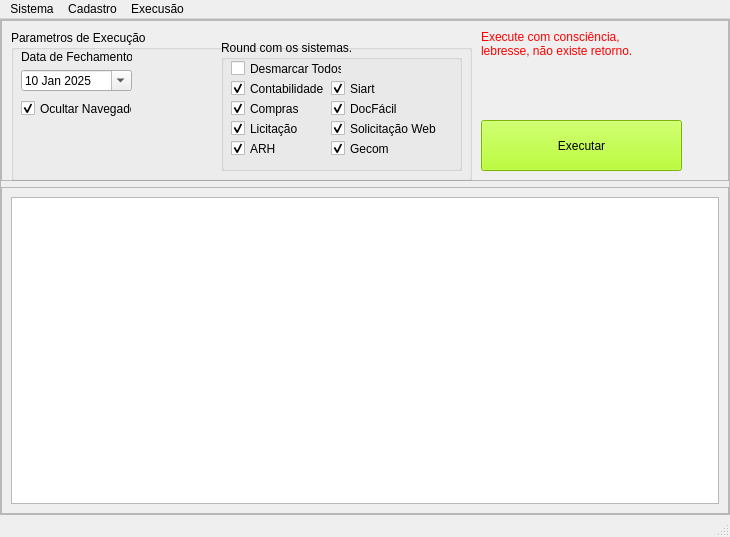
Locked666/call_closing_robot, file ui_qt/mainWindow.ui: the form before one commit.
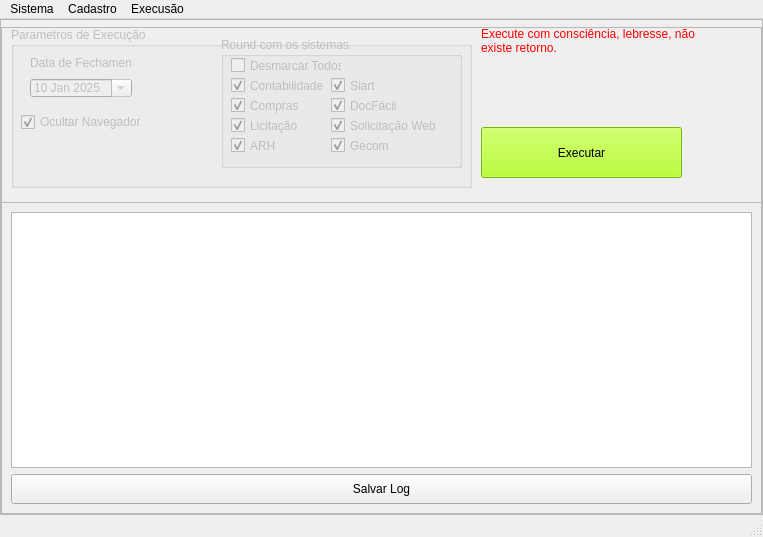
The form after the commit.

Commit message: finaly include gui

What changed in the file:
```diff
--- a/ui_qt/mainWindow.ui
+++ b/ui_qt/mainWindow.ui
@@ -6,7 +6,7 @@
    <rect>
     <x>0</x>
     <y>0</y>
-    <width>730</width>
+    <width>763</width>
     <height>537</height>
    </rect>
   </property>
@@ -56,7 +56,7 @@
          <property name="minimumSize">
           <size>
            <width>712</width>
-           <height>161</height>
+           <height>176</height>
           </size>
          </property>
          <property name="maximumSize">
@@ -72,18 +72,24 @@
           <enum>QFrame::Raised</enum>
          </property>
          <widget class="QGroupBox" name="groupBox">
+          <property name="enabled">
+           <bool>false</bool>
+          </property>
           <property name="geometry">
            <rect>
             <x>10</x>
-            <y>10</y>
+            <y>0</y>
             <width>461</width>
-            <height>151</height>
+            <height>161</height>
            </rect>
           </property>
           <property name="title">
            <string>Parametros de Execução</string>
           </property>
           <widget class="QGroupBox" name="groupBox_2">
+           <property name="enabled">
+            <bool>false</bool>
+           </property>
            <property name="geometry">
             <rect>
              <x>210</x>
@@ -240,32 +246,33 @@
             </property>
            </widget>
           </widget>
-          <widget class="QCheckBox" name="check_param_browser">
-           <property name="geometry">
-            <rect>
-             <x>10</x>
-             <y>70</y>
-             <width>111</width>
-             <height>17</height>
-            </rect>
-           </property>
-           <property name="text">
-            <string>Ocultar Navegador</string>
-           </property>
-           <property name="checked">
-            <bool>true</bool>
-           </property>
-          </widget>
-          <widget class="QWidget" name="layoutWidget">
+          <widget class="QWidget" name="">
            <property name="geometry">
             <rect>
              <x>10</x>
              <y>20</y>
-             <width>111</width>
-             <height>41</height>
+             <width>120</width>
+             <height>85</height>
             </rect>
            </property>
+           <layout class="QVBoxLayout" name="verticalLayout_5">
+            <item>
            <layout class="QVBoxLayout" name="verticalLayout_4">
+              <property name="spacing">
+               <number>9</number>
+              </property>
+              <property name="leftMargin">
+               <number>9</number>
+              </property>
+              <property name="topMargin">
+               <number>9</number>
+              </property>
+              <property name="rightMargin">
+               <number>9</number>
+              </property>
+              <property name="bottomMargin">
+               <number>9</number>
+              </property>
             <item>
              <widget class="QLabel" name="label_2">
               <property name="text">
@@ -297,15 +304,27 @@
              </widget>
             </item>
            </layout>
+            </item>
+            <item>
+             <widget class="QCheckBox" name="check_param_browser">
+              <property name="text">
+               <string>Ocultar Navegador</string>
+              </property>
+              <property name="checked">
+               <bool>true</bool>
+              </property>
+             </widget>
+            </item>
+           </layout>
           </widget>
          </widget>
          <widget class="QLabel" name="label">
           <property name="geometry">
            <rect>
             <x>480</x>
-            <y>10</y>
-            <width>181</width>
-            <height>91</height>
+            <y>0</y>
+            <width>241</width>
+            <height>101</height>
            </rect>
           </property>
           <property name="styleSheet">
@@ -332,7 +351,17 @@
            </rect>
           </property>
           <property name="styleSheet">
-           <string notr="true">background-color: rgb(170, 255, 0);</string>
+           <string notr="true">QPushButton{
+font: 75 italic 10pt &quot;Sitka Subheading&quot;;
+background-color: rgb(170, 255, 0);
+}
+
+QPushButton:pressed {
+background-color: rgb(255, 0, 0);
+	font: 10pt &quot;Nirmala UI&quot;;
+
+}
+</string>
           </property>
           <property name="text">
            <string>Executar</string>
@@ -350,7 +379,27 @@
          </property>
          <layout class="QVBoxLayout" name="verticalLayout_3">
           <item>
-           <widget class="QListView" name="listView"/>
+           <widget class="QPlainTextEdit" name="plainTextEdit">
+            <property name="readOnly">
+             <bool>true</bool>
+            </property>
+            <property name="centerOnScroll">
+             <bool>true</bool>
+            </property>
+           </widget>
+          </item>
+          <item>
+           <widget class="QPushButton" name="bnt_log">
+            <property name="minimumSize">
+             <size>
+              <width>0</width>
+              <height>30</height>
+             </size>
+            </property>
+            <property name="text">
+             <string>Salvar Log</string>
+            </property>
+           </widget>
           </item>
          </layout>
         </widget>
@@ -365,7 +414,7 @@
     <rect>
      <x>0</x>
      <y>0</y>
-     <width>730</width>
+     <width>763</width>
      <height>21</height>
     </rect>
    </property>
```
Lines whose indentation alone changed are shown as unchanged. The commit also changes 7 other files.
